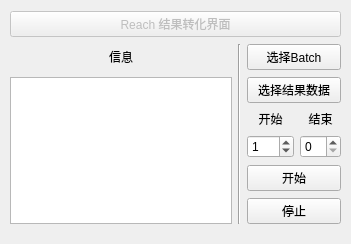
chen-huai/work, file pyqt5_test/reachResult2.ui: the form before one commit.
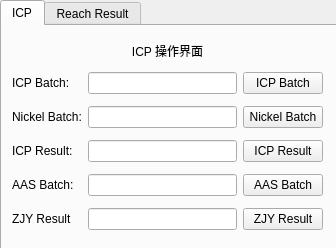
The form after the commit. The open tabs and pages were chosen to show the change. Icons and pictures are not drawn.

Commit message: SVHC数据图形界面

```diff
--- a/pyqt5_test/reachResult2.ui
+++ b/pyqt5_test/reachResult2.ui
@@ -6,8 +6,8 @@
    <rect>
     <x>0</x>
     <y>0</y>
-    <width>351</width>
-    <height>244</height>
+    <width>336</width>
+    <height>248</height>
    </rect>
   </property>
   <property name="windowTitle">
@@ -21,11 +21,145 @@
   <property name="whatsThis">
    <string/>
   </property>
-  <widget class="QWidget" name="">
+  <widget class="QTabWidget" name="tabWidget">
+   <property name="geometry">
+    <rect>
+     <x>0</x>
+     <y>0</y>
+     <width>341</width>
+     <height>251</height>
+    </rect>
+   </property>
+   <property name="currentIndex">
+    <number>1</number>
+   </property>
+   <widget class="QWidget" name="tab_3">
+    <attribute name="title">
+     <string>ICP</string>
+    </attribute>
+    <widget class="QWidget" name="layoutWidget">
    <property name="geometry">
     <rect>
      <x>10</x>
      <y>10</y>
+       <width>311</width>
+       <height>201</height>
+      </rect>
+     </property>
+     <layout class="QGridLayout" name="gridLayout_2">
+      <item row="3" column="2">
+       <widget class="QPushButton" name="pushButton_8">
+        <property name="text">
+         <string>ICP Result</string>
+        </property>
+       </widget>
+      </item>
+      <item row="1" column="0">
+       <widget class="QLabel" name="label_4">
+        <property name="text">
+         <string>ICP Batch:</string>
+        </property>
+       </widget>
+      </item>
+      <item row="1" column="2">
+       <widget class="QPushButton" name="pushButton_6">
+        <property name="text">
+         <string>ICP Batch</string>
+        </property>
+       </widget>
+      </item>
+      <item row="4" column="1">
+       <widget class="QLineEdit" name="lineEdit_4"/>
+      </item>
+      <item row="4" column="2">
+       <widget class="QPushButton" name="pushButton_9">
+        <property name="text">
+         <string>AAS Batch</string>
+        </property>
+       </widget>
+      </item>
+      <item row="1" column="1">
+       <widget class="QLineEdit" name="lineEdit"/>
+      </item>
+      <item row="2" column="1">
+       <widget class="QLineEdit" name="lineEdit_2"/>
+      </item>
+      <item row="3" column="1">
+       <widget class="QLineEdit" name="lineEdit_3"/>
+      </item>
+      <item row="2" column="0">
+       <widget class="QLabel" name="label_5">
+        <property name="text">
+         <string>Nickel Batch:</string>
+        </property>
+       </widget>
+      </item>
+      <item row="2" column="2">
+       <widget class="QPushButton" name="pushButton_7">
+        <property name="text">
+         <string>Nickel Batch</string>
+        </property>
+       </widget>
+      </item>
+      <item row="3" column="0">
+       <widget class="QLabel" name="label_6">
+        <property name="text">
+         <string>ICP Result:</string>
+        </property>
+       </widget>
+      </item>
+      <item row="0" column="0" colspan="3">
+       <widget class="QLabel" name="label_7">
+        <property name="sizePolicy">
+         <sizepolicy hsizetype="Minimum" vsizetype="Fixed">
+          <horstretch>0</horstretch>
+          <verstretch>0</verstretch>
+         </sizepolicy>
+        </property>
+        <property name="text">
+         <string>ICP 操作界面</string>
+        </property>
+        <property name="alignment">
+         <set>Qt::AlignCenter</set>
+        </property>
+       </widget>
+      </item>
+      <item row="4" column="0">
+       <widget class="QLabel" name="label_8">
+        <property name="text">
+         <string>AAS Batch:</string>
+        </property>
+       </widget>
+      </item>
+      <item row="5" column="0">
+       <widget class="QLabel" name="label_9">
+        <property name="text">
+         <string>ZJY Result</string>
+        </property>
+       </widget>
+      </item>
+      <item row="5" column="1">
+       <widget class="QLineEdit" name="lineEdit_5"/>
+      </item>
+      <item row="5" column="2">
+       <widget class="QPushButton" name="pushButton_10">
+        <property name="text">
+         <string>ZJY Result</string>
+        </property>
+       </widget>
+      </item>
+     </layout>
+    </widget>
+   </widget>
+   <widget class="QWidget" name="tab_4">
+    <attribute name="title">
+     <string>Reach Result</string>
+    </attribute>
+    <widget class="QWidget" name="layoutWidget">
+     <property name="geometry">
+      <rect>
+       <x>0</x>
+       <y>0</y>
      <width>331</width>
      <height>221</height>
     </rect>
@@ -171,6 +305,8 @@
    </layout>
   </widget>
  </widget>
+  </widget>
+ </widget>
  <resources/>
  <connections>
   <connection>
```
Left out of the diff: 50 changed lines with no effect on the pictures. Lines whose indentation alone changed are shown as unchanged. The commit also changes 1 other file.
